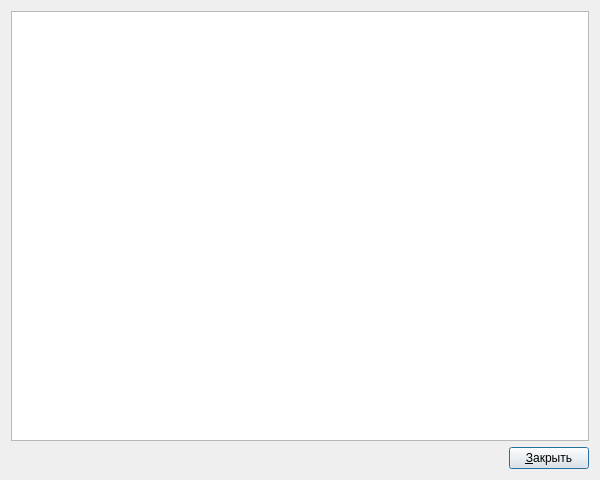
First picture: the form in view/ui/license.ui, repository TreOne/Arkham-Horror-Decker-v2, before the edit.
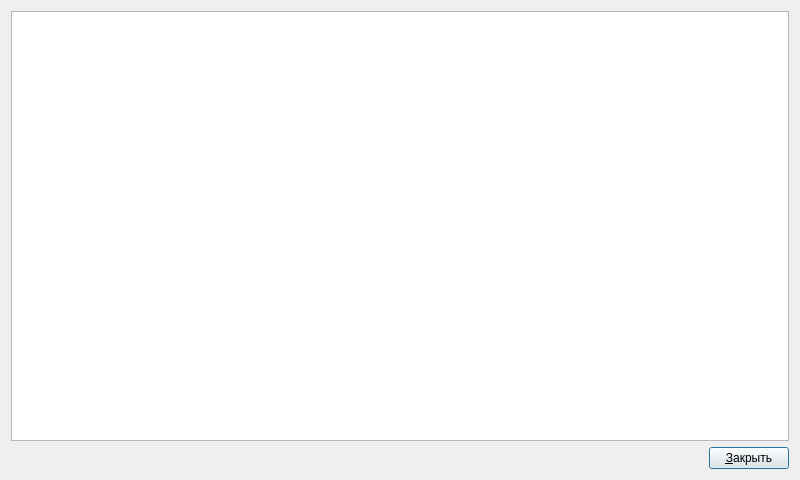
Second picture: the form after the edit. Icons and pictures are not drawn.

Diff of the .ui file:
```diff
--- a/view/ui/license.ui
+++ b/view/ui/license.ui
@@ -6,7 +6,7 @@
    <rect>
     <x>0</x>
     <y>0</y>
-    <width>600</width>
+    <width>800</width>
     <height>480</height>
    </rect>
   </property>
```
